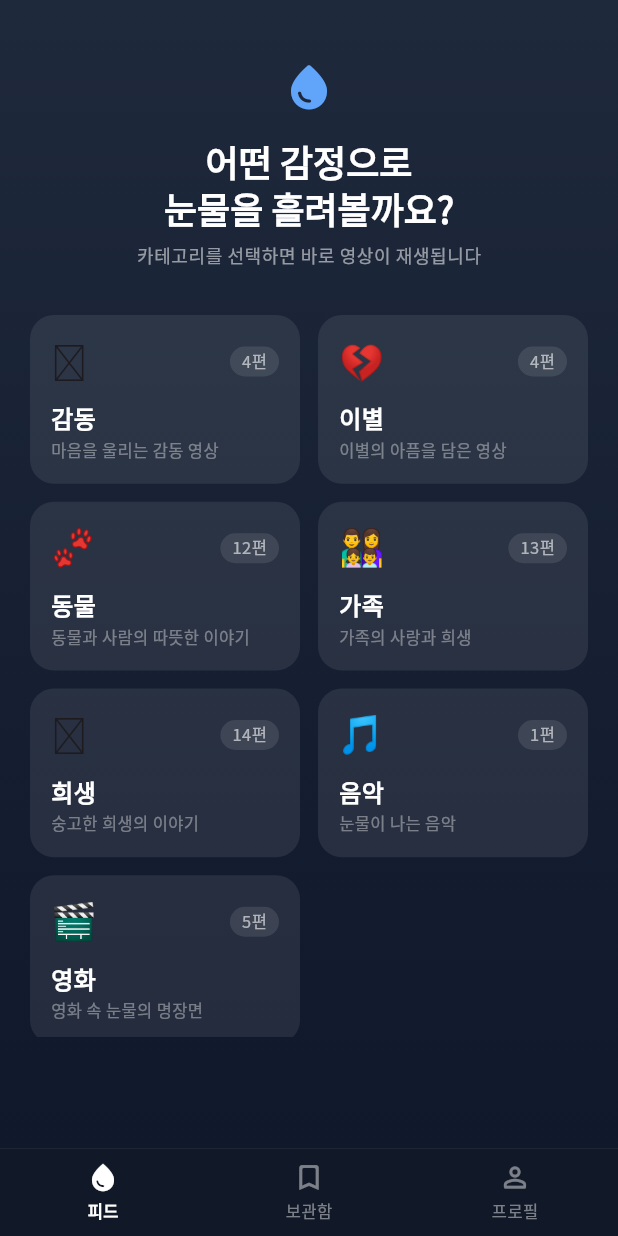
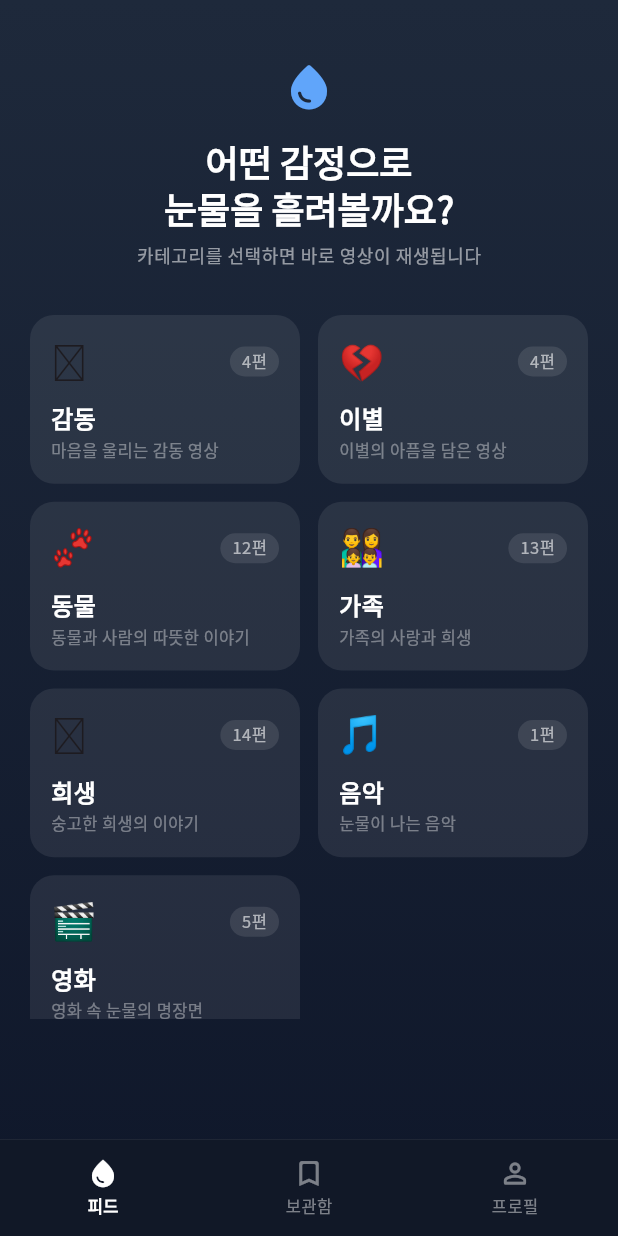
Before and after one commit to min-apps/tear-drop, a Flutter app: the FeedScreen screen opened by its route, on a phone screen of 412 x 824 dp. Run offline on Flutter 3.47's test engine with Material 3 defaults, Android fonts, the phone set to English and light mode, and no system bars; our stand-ins replace cached_network_image, cloud_firestore, firebase_analytics, firebase_auth, firebase_core, flutter_animate and 6 more; accounts and stored records are empty.

Commit message:
fix: validate saved category preference and improve nav touch targets
- Feed: validate saved category ID against PresetData before auto-starting
  (prevents crash if saved category no longer exists)
- Home: increase nav bar item touch target to 48dp minimum (accessibility)

Co-Authored-By: Claude Opus 4.6 <noreply@anthropic.com>

```diff
--- a/lib/src/features/feed/feed_screen.dart
+++ b/lib/src/features/feed/feed_screen.dart
@@ -186,7 +186,8 @@ class _FeedScreenState extends ConsumerState<FeedScreen> {
         ),
         error: (_, __) => _CategoryPicker(onSelect: _startFeed),
         data: (saved) {
-          if (saved != null) {
+          if (saved != null &&
+              PresetData.collections.any((c) => c.id == saved)) {
             WidgetsBinding.instance.addPostFrameCallback((_) {
               if (!_feedStarted && mounted) {
                 _startFeed(saved, save: false);
--- a/lib/src/features/home/home_screen.dart
+++ b/lib/src/features/home/home_screen.dart
@@ -117,9 +117,10 @@ class _NavItem extends StatelessWidget {
       onTap: onTap,
       behavior: HitTestBehavior.opaque,
       child: SizedBox(
-        width: 64,
+        width: 72,
+        height: 48,
         child: Column(
-          mainAxisSize: MainAxisSize.min,
+          mainAxisAlignment: MainAxisAlignment.center,
           children: [
             Icon(
               isSelected ? selectedIcon : icon,
@@ -128,7 +129,7 @@ class _NavItem extends StatelessWidget {
                   ? Colors.white
                   : Colors.white.withValues(alpha: 0.45),
             ),
-            const SizedBox(height: 4),
+            const SizedBox(height: 3),
             Text(
               label,
               style: TextStyle(
```
